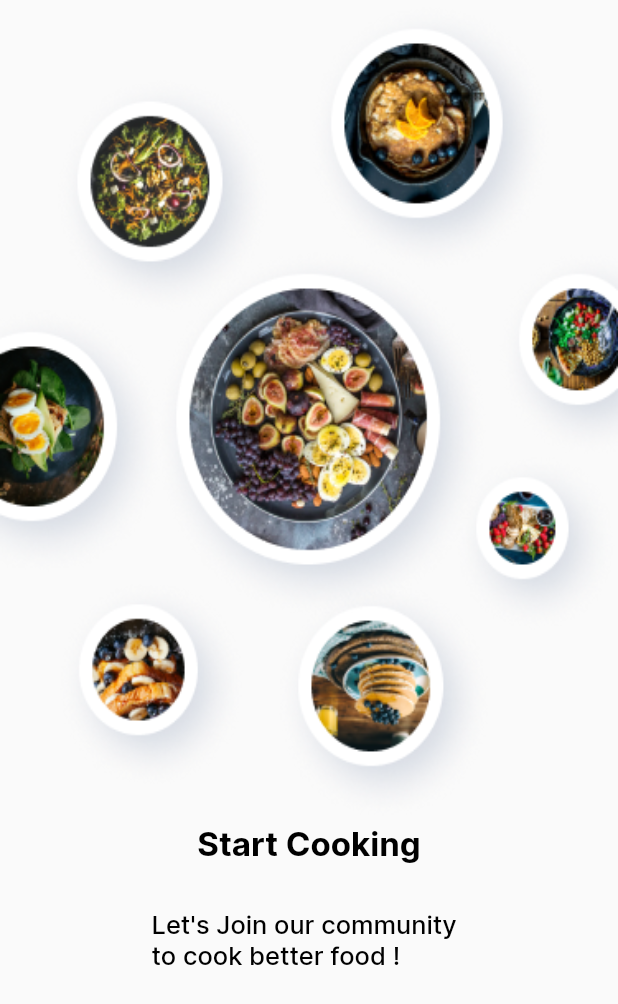
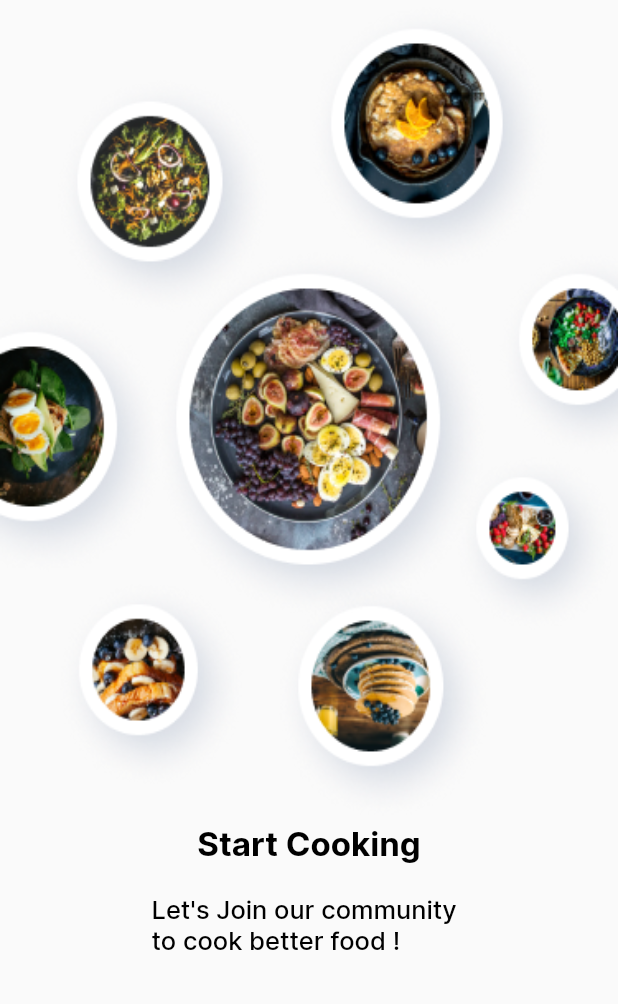
Before and after one commit to mdmanik74/Flutter-Ecommerce, a Flutter app: the screen it shows after launch, on a phone screen of 412 x 824 dp. Shown: the top 1004 px of the screen. Run offline on Flutter 3.47's test engine with Material 2 defaults, Android fonts, the phone set to English and light mode, and no system bars.

Commit message:
food start page

```diff
--- a/lib/view/start_screen.dart
+++ b/lib/view/start_screen.dart
@@ -18,10 +18,11 @@ class StartScreen extends StatelessWidget {
                   children: [
                     Text('Start Cooking', style: Theme.of(context).textTheme.displayLarge,),
                    Padding(
-                     padding: const EdgeInsets.all(30.0),
+                     padding: const EdgeInsets.only(top: 20),
                      child: SizedBox(
                        width:210,
-                         child: Text("Let's Join our community to cook better food !",style: Theme.of(context).textTheme.bodyLarge,)),
+                           child: Text("Let's Join our community to cook better food !",style: Theme.of(context).textTheme.bodyLarge,),
+                         ),
                    ),
                   ],
                 )
```
